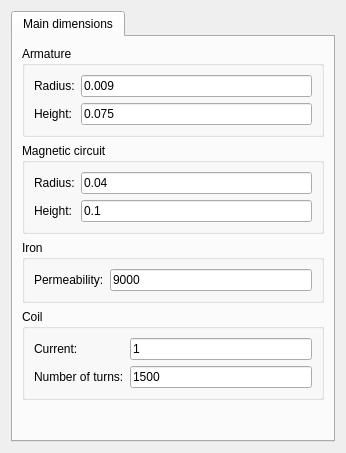
First picture: the form in resources/examples/Device Design/Electromagnetic Actuator.ui, repository hpfem/agros2d, before the edit.
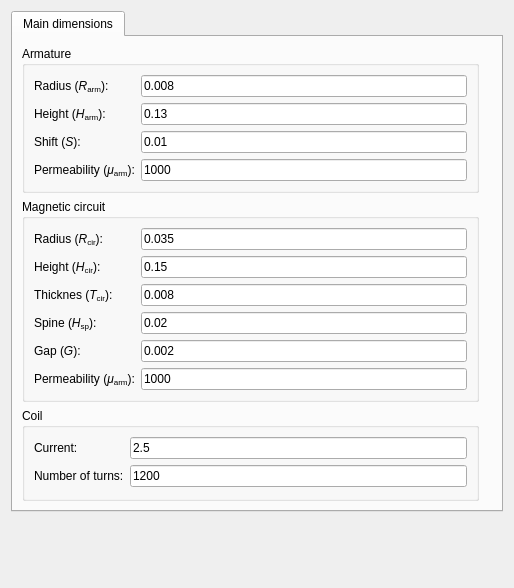
Second picture: the form after the edit. Icons and pictures are not drawn.

Commit message: electromagnetic actuator design form improved

Diff of the .ui file:
```diff
--- a/resources/examples/Device Design/Electromagnetic Actuator.ui
+++ b/resources/examples/Device Design/Electromagnetic Actuator.ui
@@ -6,8 +6,8 @@
    <rect>
     <x>0</x>
     <y>0</y>
-    <width>346</width>
-    <height>453</height>
+    <width>514</width>
+    <height>588</height>
    </rect>
   </property>
   <property name="windowTitle">
@@ -23,58 +23,18 @@
       <attribute name="title">
        <string>Main dimensions</string>
       </attribute>
-      <layout class="QVBoxLayout" name="verticalLayout_2">
-       <item>
-        <widget class="QGroupBox" name="groupBox">
-         <property name="title">
-          <string>Armature</string>
+      <layout class="QGridLayout" name="gridLayout_3">
+       <item row="0" column="1" rowspan="3">
+        <widget class="QLabel" name="label_12">
+         <property name="text">
+          <string/>
          </property>
-         <layout class="QHBoxLayout" name="horizontalLayout">
-          <item>
-           <layout class="QGridLayout" name="gridLayout">
-            <item row="0" column="0">
-             <widget class="QLabel" name="label">
-              <property name="text">
-               <string>Radius:</string>
-              </property>
-             </widget>
-            </item>
-            <item row="1" column="1">
-             <widget class="QLineEdit" name="txtArmatureHeight">
-              <property name="accessibleName">
-               <string/>
-              </property>
-              <property name="text">
-               <string>0.075</string>
-              </property>
-              <property name="dataType" stdset="0">
-               <string>double</string>
-              </property>
-             </widget>
-            </item>
-            <item row="1" column="0">
-             <widget class="QLabel" name="label_2">
-              <property name="text">
-               <string>Height:</string>
-              </property>
-             </widget>
-            </item>
-            <item row="0" column="1">
-             <widget class="QLineEdit" name="txtArmatureRadius">
-              <property name="text">
-               <string>0.009</string>
-              </property>
-              <property name="dataType" stdset="0">
-               <string>double</string>
-              </property>
-             </widget>
-            </item>
-           </layout>
-          </item>
-         </layout>
+         <property name="pixmap">
+          <pixmap>Electromagnetic_Actuator.png</pixmap>
+         </property>
         </widget>
        </item>
-       <item>
+       <item row="1" column="0">
         <widget class="QGroupBox" name="groupBox_2">
          <property name="title">
           <string>Magnetic circuit</string>
@@ -82,13 +42,41 @@
          <layout class="QHBoxLayout" name="horizontalLayout_2">
           <item>
            <layout class="QGridLayout" name="gridLayout_2">
+            <item row="3" column="1">
+             <widget class="QLineEdit" name="txtCircuitSpineHeight">
+              <property name="text">
+               <string>0.02</string>
+              </property>
+             </widget>
+            </item>
+            <item row="2" column="0">
+             <widget class="QLabel" name="label_8">
+              <property name="text">
+               <string>Thicknes (&lt;i&gt;T&lt;/i&gt;&lt;sub&gt;cir&lt;/sub&gt;):</string>
+              </property>
+             </widget>
+            </item>
+            <item row="5" column="0">
+             <widget class="QLabel" name="label_10">
+              <property name="text">
+               <string>Permeability (&lt;i&gt;&amp;mu;&lt;/i&gt;&lt;sub&gt;arm&lt;/sub&gt;):</string>
+              </property>
+             </widget>
+            </item>
+            <item row="5" column="1">
+             <widget class="QLineEdit" name="txtCircuitPermeability">
+              <property name="text">
+               <string>1000</string>
+              </property>
+             </widget>
+            </item>
             <item row="0" column="1">
              <widget class="QLineEdit" name="txtCircuitRadius">
               <property name="accessibleName">
                <string/>
               </property>
               <property name="text">
-               <string>0.04</string>
+               <string>0.035</string>
               </property>
               <property name="dataType" stdset="0">
                <string>double</string>
@@ -98,14 +86,14 @@
             <item row="0" column="0">
              <widget class="QLabel" name="label_4">
               <property name="text">
-               <string>Radius:</string>
+               <string>Radius (&lt;i&gt;R&lt;/i&gt;&lt;sub&gt;cir&lt;/sub&gt;):</string>
               </property>
              </widget>
             </item>
             <item row="1" column="0">
              <widget class="QLabel" name="label_5">
               <property name="text">
-               <string>Height:</string>
+               <string>Height (&lt;i&gt;H&lt;/i&gt;&lt;sub&gt;cir&lt;/sub&gt;):</string>
               </property>
              </widget>
             </item>
@@ -115,40 +103,119 @@
                <string/>
               </property>
               <property name="text">
-               <string>0.1</string>
+               <string>0.15</string>
               </property>
               <property name="dataType" stdset="0">
                <string>int</string>
               </property>
              </widget>
             </item>
+            <item row="3" column="0">
+             <widget class="QLabel" name="label_9">
+              <property name="text">
+               <string>Spine (&lt;i&gt;H&lt;/i&gt;&lt;sub&gt;sp&lt;/sub&gt;):</string>
+              </property>
+             </widget>
+            </item>
+            <item row="2" column="1">
+             <widget class="QLineEdit" name="txtCircuitThickness">
+              <property name="text">
+               <string>0.008</string>
+              </property>
+             </widget>
+            </item>
+            <item row="4" column="1">
+             <widget class="QLineEdit" name="txtGap_text">
+              <property name="text">
+               <string>0.002</string>
+              </property>
+             </widget>
+            </item>
+            <item row="4" column="0">
+             <widget class="QLabel" name="label_11">
+              <property name="text">
+               <string>Gap (&lt;i&gt;G&lt;/i&gt;):</string>
+              </property>
+             </widget>
+            </item>
            </layout>
           </item>
          </layout>
         </widget>
        </item>
-       <item>
-        <widget class="QGroupBox" name="groupBox_3">
+       <item row="0" column="0">
+        <widget class="QGroupBox" name="groupBox">
          <property name="title">
-          <string>Iron</string>
+          <string>Armature</string>
          </property>
-         <layout class="QHBoxLayout" name="horizontalLayout_3">
+         <layout class="QHBoxLayout" name="horizontalLayout">
           <item>
-           <layout class="QGridLayout" name="gridLayout_3">
-            <item row="2" column="0">
+           <layout class="QGridLayout" name="gridLayout">
+            <item row="3" column="1">
+             <widget class="QLineEdit" name="txtArmaturePermeability">
+              <property name="text">
+               <string>1000</string>
+              </property>
+              <property name="dataType" stdset="0">
+               <string>double</string>
+              </property>
+             </widget>
+            </item>
+            <item row="0" column="0">
+             <widget class="QLabel" name="label">
+              <property name="text">
+               <string>Radius (&lt;i&gt;R&lt;/i&gt;&lt;sub&gt;arm&lt;/sub&gt;):</string>
+              </property>
+             </widget>
+            </item>
+            <item row="1" column="1">
+             <widget class="QLineEdit" name="txtArmatureHeight">
+              <property name="accessibleName">
+               <string/>
+              </property>
+              <property name="text">
+               <string>0.13</string>
+              </property>
+              <property name="dataType" stdset="0">
+               <string>double</string>
+              </property>
+             </widget>
+            </item>
+            <item row="1" column="0">
+             <widget class="QLabel" name="label_2">
+              <property name="text">
+               <string>Height (&lt;i&gt;H&lt;/i&gt;&lt;sub&gt;arm&lt;/sub&gt;):</string>
+              </property>
+             </widget>
+            </item>
+            <item row="0" column="1">
+             <widget class="QLineEdit" name="txtArmatureRadius">
+              <property name="text">
+               <string>0.008</string>
+              </property>
+              <property name="dataType" stdset="0">
+               <string>double</string>
+              </property>
+             </widget>
+            </item>
+            <item row="3" column="0">
              <widget class="QLabel" name="label_6">
               <property name="text">
-               <string>Permeability:</string>
+               <string>Permeability (&lt;i&gt;&amp;mu;&lt;/i&gt;&lt;sub&gt;arm&lt;/sub&gt;):</string>
               </property>
              </widget>
             </item>
             <item row="2" column="1">
-             <widget class="QLineEdit" name="txtIronPermeability">
+             <widget class="QLineEdit" name="txtArmatureShift">
               <property name="text">
-               <string>9000</string>
+               <string>0.01</string>
               </property>
-              <property name="dataType" stdset="0">
-               <string>double</string>
+             </widget>
+            </item>
+            <item row="2" column="0">
+             <widget class="QLabel" name="label_13">
+              <property name="text">
+               <string>Shift (&lt;i&gt;S&lt;/i&gt;):</string>
               </property>
              </widget>
             </item>
@@ -157,7 +224,7 @@
          </layout>
         </widget>
        </item>
-       <item>
+       <item row="2" column="0">
         <widget class="QGroupBox" name="groupBox_5">
          <property name="title">
           <string>Coil</string>
@@ -182,7 +249,7 @@
             <item row="1" column="1">
              <widget class="QLineEdit" name="txtCoilNumberOfTurns">
               <property name="text">
-               <string>1500</string>
+               <string>1200</string>
               </property>
               <property name="dataType" stdset="0">
                <string>int</string>
@@ -192,7 +259,7 @@
             <item row="0" column="1">
              <widget class="QLineEdit" name="txtCoilCurrent">
               <property name="text">
-               <string>1</string>
+               <string>2.5</string>
               </property>
               <property name="dataType" stdset="0">
                <string>double</string>
@@ -204,23 +271,23 @@
          </layout>
         </widget>
        </item>
-       <item>
-        <spacer name="verticalSpacer">
-         <property name="orientation">
-          <enum>Qt::Vertical</enum>
-         </property>
-         <property name="sizeHint" stdset="0">
-          <size>
-           <width>20</width>
-           <height>40</height>
-          </size>
-         </property>
-        </spacer>
-       </item>
       </layout>
      </widget>
     </widget>
    </item>
+   <item>
+    <spacer name="verticalSpacer">
+     <property name="orientation">
+      <enum>Qt::Vertical</enum>
+     </property>
+     <property name="sizeHint" stdset="0">
+      <size>
+       <width>20</width>
+       <height>40</height>
+      </size>
+     </property>
+    </spacer>
+   </item>
   </layout>
  </widget>
  <tabstops>
```
Left out of the diff: 1 changed line with no effect on the pictures. The commit also changes 2 other files.
